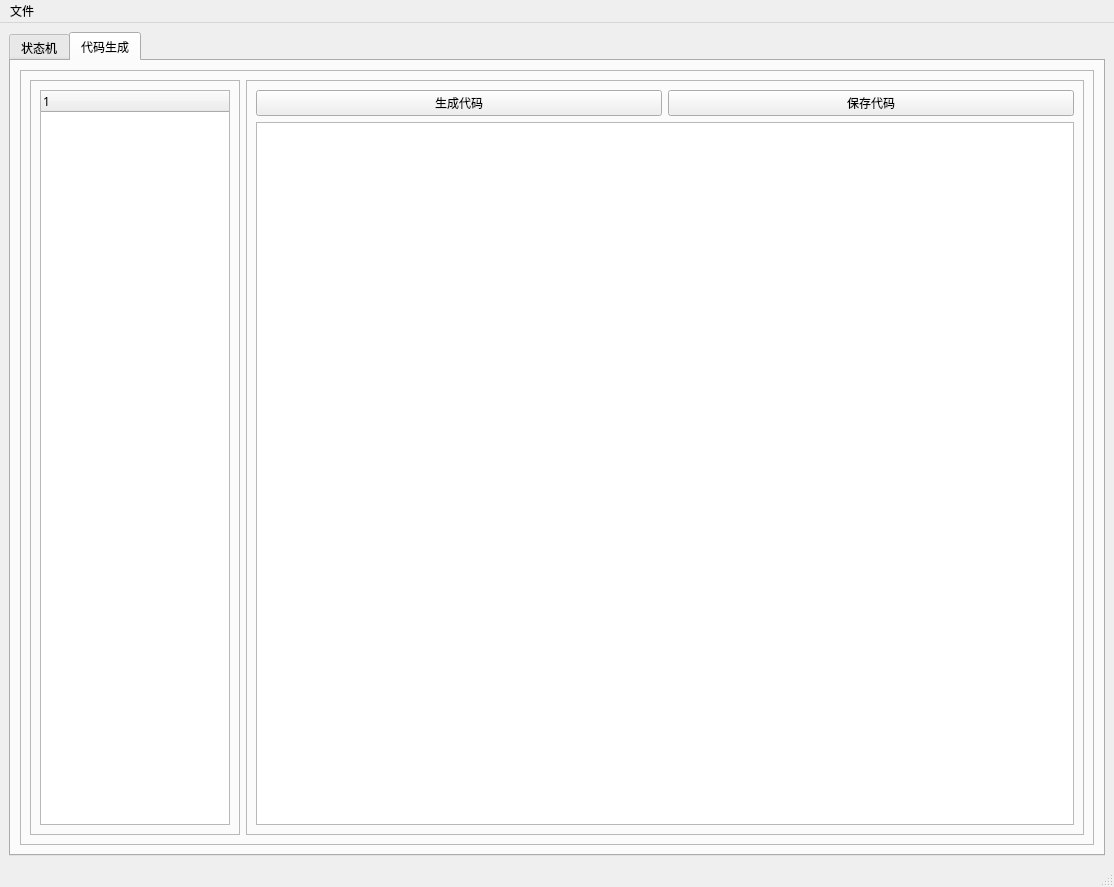
The window that app/ui/main_window.ui (SingDanceRapPingPang/fcstm-ui) describes before a commit, drawn with Qt 5.
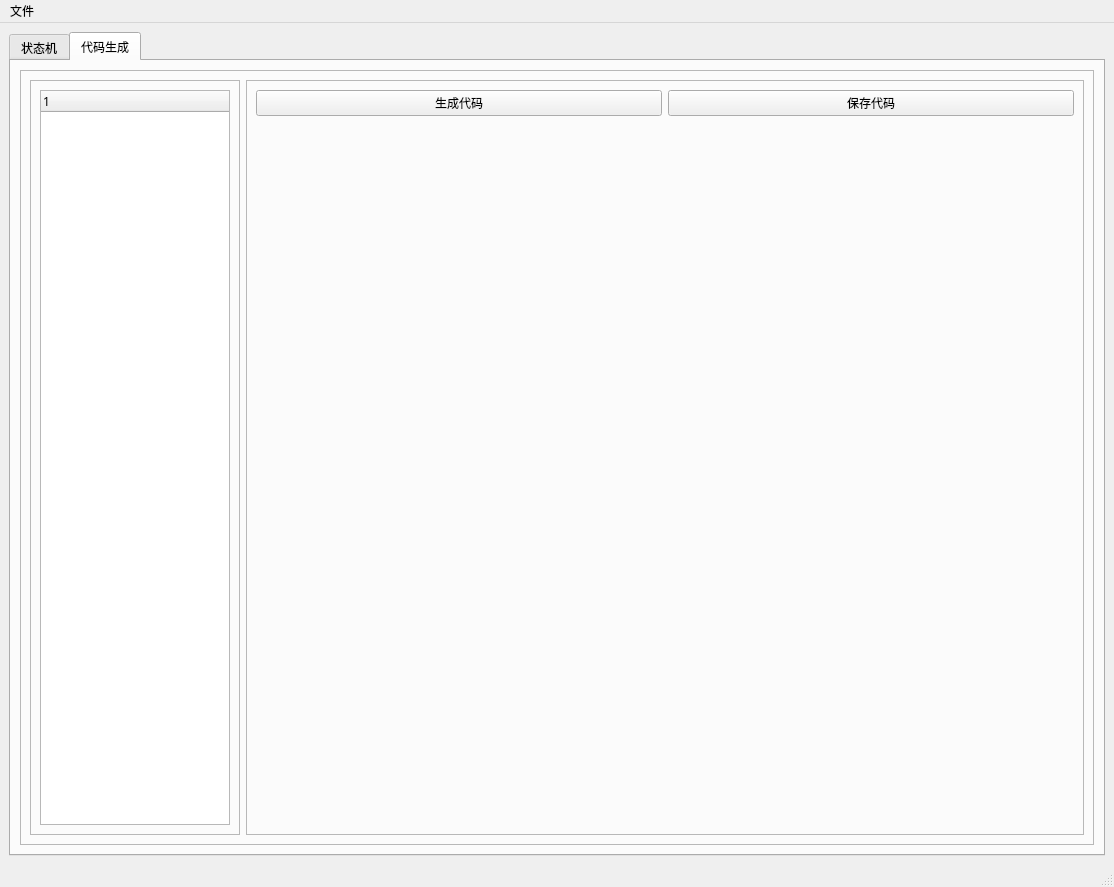
The same window after the commit. The open tabs and pages were chosen to show the change.

The edit to the form file:
```diff
--- a/app/ui/main_window.ui
+++ b/app/ui/main_window.ui
@@ -616,7 +616,7 @@
                </widget>
               </item>
               <item row="1" column="0" colspan="2">
-               <widget class="QTextBrowser" name="textBrowser_code_gen_code_show"/>
+               <widget class="QWidget" name="widget_code_ide" native="true"/>
               </item>
              </layout>
             </widget>
```
Left out of the diff: 4 changed lines with no effect on the pictures.
